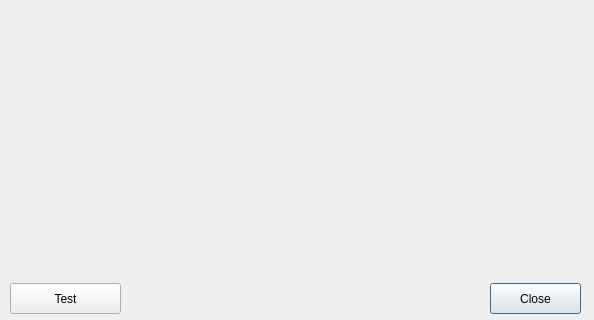
The window that ui_fdeb_RC.ui (RCura/PluginFlux) describes before a commit, drawn with Qt 5; both pictures show x 0 to 594 and y 307 to 627 of the 594 by 627 pixel window.
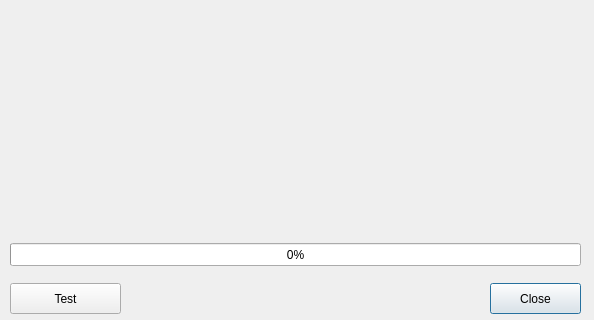
The same window after the commit.

Patch:
```diff
--- a/ui_fdeb_RC.ui
+++ b/ui_fdeb_RC.ui
@@ -62,6 +62,43 @@
     <string>Test</string>
    </property>
   </widget>
+  <widget class="QProgressBar" name="progressBar">
+   <property name="enabled">
+    <bool>true</bool>
+   </property>
+   <property name="geometry">
+    <rect>
+     <x>10</x>
+     <y>550</y>
+     <width>571</width>
+     <height>23</height>
+    </rect>
+   </property>
+   <property name="autoFillBackground">
+    <bool>false</bool>
+   </property>
+   <property name="value">
+    <number>0</number>
+   </property>
+   <property name="alignment">
+    <set>Qt::AlignLeading|Qt::AlignLeft|Qt::AlignVCenter</set>
+   </property>
+   <property name="textVisible">
+    <bool>true</bool>
+   </property>
+   <property name="orientation">
+    <enum>Qt::Horizontal</enum>
+   </property>
+   <property name="invertedAppearance">
+    <bool>false</bool>
+   </property>
+   <property name="textDirection">
+    <enum>QProgressBar::BottomToTop</enum>
+   </property>
+   <property name="format">
+    <string>%p%</string>
+   </property>
+  </widget>
  </widget>
  <resources/>
  <connections/>
```
